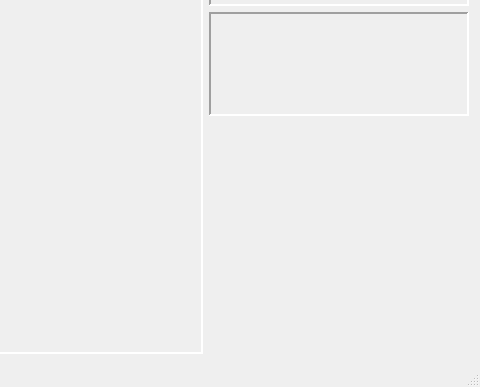
The window that fpimage.ui (Xuzon/ImageProcessing) describes before a commit, drawn with Qt 5; both pictures show x 452 to 932 and y 236 to 623 of the 932 by 623 pixel window.
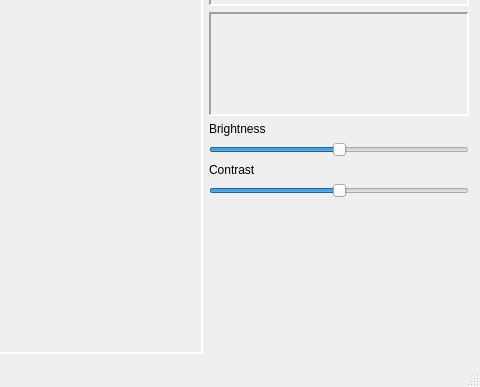
The same window after the commit.

Commit message: Contrast and Brightness

What changed in the file:
```diff
--- a/fpimage.ui
+++ b/fpimage.ui
@@ -167,6 +167,49 @@
         </property>
        </widget>
       </item>
+      <item>
+       <widget class="QLabel" name="LBrightness">
+        <property name="text">
+         <string>Brightness</string>
+        </property>
+       </widget>
+      </item>
+      <item>
+       <widget class="QSlider" name="SliderBrightness">
+        <property name="maximum">
+         <number>100</number>
+        </property>
+        <property name="value">
+         <number>50</number>
+        </property>
+        <property name="orientation">
+         <enum>Qt::Horizontal</enum>
+        </property>
+       </widget>
+      </item>
+      <item>
+       <widget class="QLabel" name="LContrast">
+        <property name="text">
+         <string>Contrast</string>
+        </property>
+       </widget>
+      </item>
+      <item>
+       <widget class="QSlider" name="SliderContrast">
+        <property name="minimum">
+         <number>0</number>
+        </property>
+        <property name="maximum">
+         <number>100</number>
+        </property>
+        <property name="value">
+         <number>50</number>
+        </property>
+        <property name="orientation">
+         <enum>Qt::Horizontal</enum>
+        </property>
+       </widget>
+      </item>
       <item>
        <spacer name="verticalSpacer">
         <property name="orientation">
```
Left out of the diff: 3 changed lines with no effect on the pictures. The commit also changes 21 other files.
